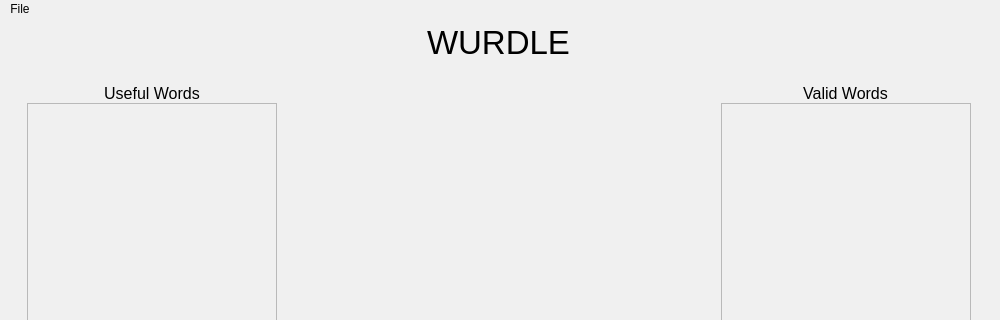
Above: mainwindow.ui from Ross1416/Wurdle before the change; both pictures show x 0 to 1000 and y 0 to 320 of the 1000 by 800 pixel window. Below: the same form after it.
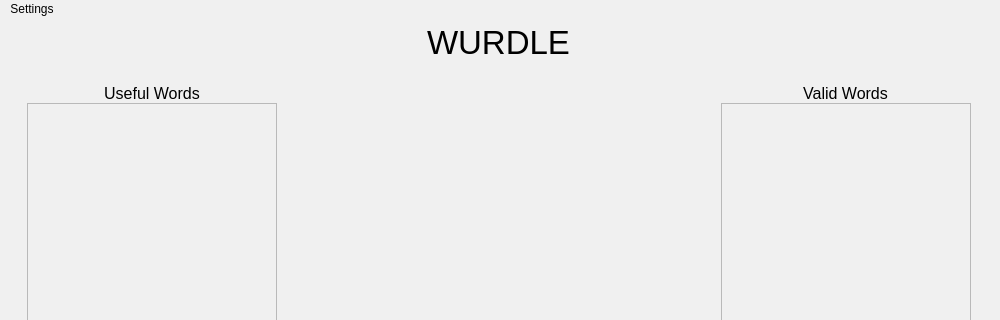
That is the form after the change.

Commit message: Created game object pointer to pass into gui

Patch:
```diff
--- a/mainwindow.ui
+++ b/mainwindow.ui
@@ -245,16 +245,16 @@
      <x>0</x>
      <y>0</y>
      <width>1000</width>
-     <height>26</height>
+     <height>22</height>
     </rect>
    </property>
-   <widget class="QMenu" name="menuFile">
+   <widget class="QMenu" name="menuSettings">
     <property name="title">
-     <string>File</string>
+     <string>Settings</string>
     </property>
     <addaction name="actionSettings"/>
    </widget>
-   <addaction name="menuFile"/>
+   <addaction name="menuSettings"/>
   </widget>
   <widget class="QStatusBar" name="statusbar"/>
   <action name="actionSettings">
```
The commit also changes 3 other files.
